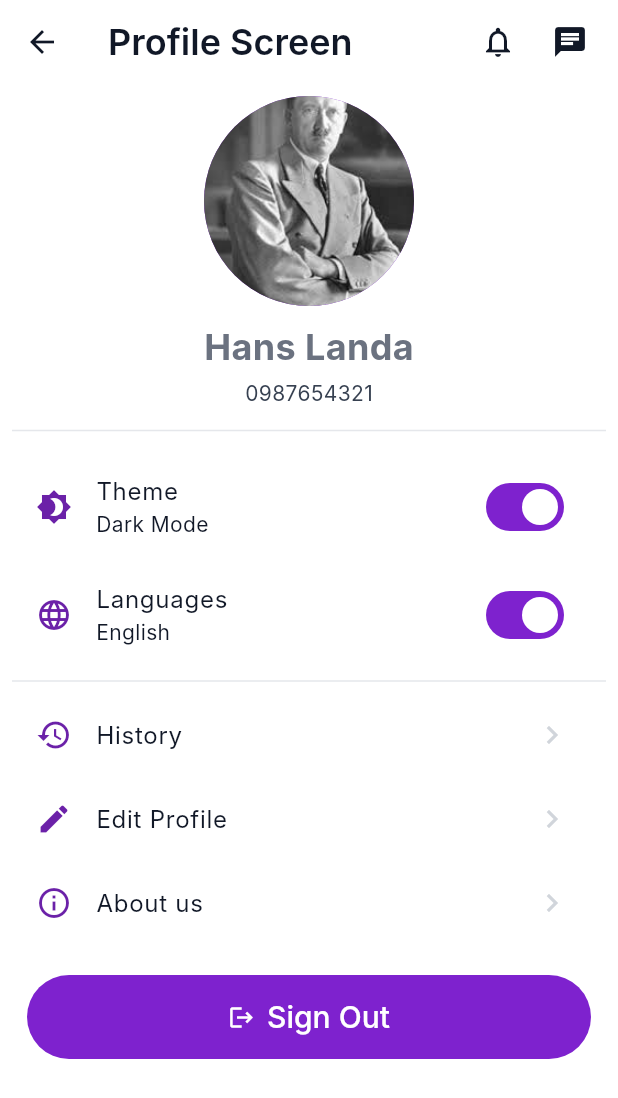
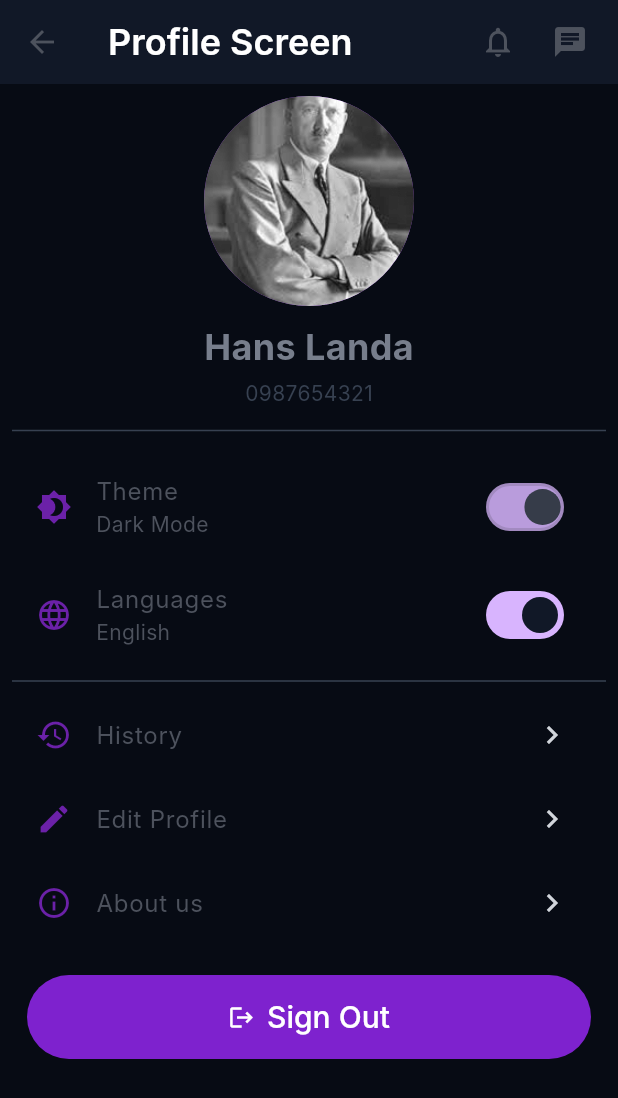
Before and after one commit to Mohakerdi/AlMekhtar, a Flutter app: the ProfileScreen screen opened directly, after a tap on "Theme", on a phone screen of 412 x 824 dp. Shown: the top 1098 px of the screen. Run offline on Flutter 3.47's test engine with Material 3 defaults, Android fonts, the phone set to English and light mode, and no system bars; our stand-ins replace carousel_slider, dio, flutter_bloc, flutter_feather_icons, font_awesome_flutter, image_picker and 6 more; accounts and stored records are empty; Roboto replaces fonts that are missing (Inter).

Commit message:
refactored couple of things, added the logic of theme change

```diff
--- a/lib/Features/auth/screens/login_screen.dart
+++ b/lib/Features/auth/screens/login_screen.dart
@@ -1,7 +1,7 @@
 import 'package:flutter/material.dart';
 import 'package:flutter_bloc/flutter_bloc.dart';
-import 'package:mabeet/Features/user/tabs.dart';
-import 'package:mabeet/core/theme/app_colors.dart';
+import '../../user/tabs.dart';
+import '../../../core/theme/app_colors.dart';
 import '../services/cubit/user_state.dart';
 import '../services/cubit/user_cubit.dart';
 import 'create_account_screen.dart';
--- a/lib/Features/user/bookings/screens/bookings_screen.dart
+++ b/lib/Features/user/bookings/screens/bookings_screen.dart
@@ -1,5 +1,6 @@
 import 'package:flutter/material.dart';
 import 'package:mabeet/Features/user/bookings/widgets/booking_property.dart';
+import 'package:mabeet/Features/user/home/widgets/CustomAppBar.dart';
 import 'package:mabeet/data/repos/dummy_properties.dart';
 
 class BookingsScreen extends StatelessWidget {
@@ -8,6 +9,7 @@ class BookingsScreen extends StatelessWidget {
   @override
   Widget build(BuildContext context) {
     return Scaffold(
+      appBar: CustomAppBar(titleText: 'Bookings'),
       body: ListView.builder(
         padding: const EdgeInsets.all(16),
         itemCount: dummyProperties.length,
--- a/lib/Features/user/favorites/screens/favorites_screen.dart
+++ b/lib/Features/user/favorites/screens/favorites_screen.dart
@@ -1,5 +1,6 @@
 import 'package:flutter/material.dart';
 import 'package:mabeet/Features/user/favorites/widgets/favorites_property.dart';
+import 'package:mabeet/Features/user/home/widgets/CustomAppBar.dart';
 import 'package:mabeet/data/repos/dummy_properties.dart';
 
 class FavoritesScreen extends StatelessWidget {
@@ -8,6 +9,7 @@ class FavoritesScreen extends StatelessWidget {
   @override
   Widget build(BuildContext context) {
     return Scaffold(
+      appBar: CustomAppBar(titleText: 'Favorites'),
       body: ListView.builder(
         padding: const EdgeInsets.all(16),
         itemCount: dummyProperties.length,
--- a/lib/Features/user/profile/screens/main_profile/screens/profile_screen.dart
+++ b/lib/Features/user/profile/screens/main_profile/screens/profile_screen.dart
@@ -1,9 +1,14 @@
 import 'package:flutter/material.dart';
-import 'package:mabeet/Features/user/home/widgets/CustomAppBar.dart';
-import 'package:mabeet/Features/user/profile/screens/About%20us/screens/about_us_screen.dart';
-import 'package:mabeet/Features/user/profile/screens/Editprofile/screens/edit_profile_screen.dart';
-import 'package:mabeet/Features/user/profile/screens/history/screens/history_screen.dart';
-import 'package:mabeet/Features/user/profile/screens/main_profile/widgets/profile_body_widget.dart';
+import 'package:flutter_bloc/flutter_bloc.dart';
+import '../../../../home/widgets/CustomAppBar.dart';
+import '../../About%20us/screens/about_us_screen.dart';
+import '../../Editprofile/screens/edit_profile_screen.dart';
+import '../../history/screens/history_screen.dart';
+import '../widgets/profile_body_widget.dart';
+import '../../../../../../core/theme/bloc/theme_state.dart';
+
+import '../../../../../../core/theme/bloc/theme_bloc.dart';
+import '../../../../../../core/theme/bloc/theme_event.dart';
 
 class ProfileScreen extends StatefulWidget {
   const ProfileScreen({super.key});
@@ -13,8 +18,60 @@ class ProfileScreen extends StatefulWidget {
 }
 
 class _ProfileScreenState extends State<ProfileScreen> {
-  bool _isDarkTheme = false;
   bool _isEnglish = true;
+
+  @override
+  Widget build(BuildContext context) {
+    return BlocBuilder<ThemeBloc, ThemeState>(
+      builder: (context, state) {
+        final isDark = state.themeMode == ThemeMode.dark;
+        return Scaffold(
+          appBar: CustomAppBar(titleText: 'Profile Screen'),
+          body: ProfileBodyWidget(
+            isDarkTheme: isDark,
+            isEnglish: _isEnglish,
+            onThemeChanged: (val) => _handleThemeChange(),
+            onLanguageChanged: (val) => setState(() => _isEnglish = val),
+            onNavigate: _navigateTo,
+            onSignOut: _signOut,
+          ),
+        );
+      },
+    );
+  }
+
+  void _handleThemeChange() async {
+    final themeBloc = context.read<ThemeBloc>();
+    final screenContext = context;
+    showDialog(
+      context: screenContext,
+      barrierDismissible: false,
+      builder: (context) {
+        final currentThemeMode = themeBloc.state.themeMode;
+        final nextThemeName = (currentThemeMode == ThemeMode.dark)
+            ? 'Light'
+            : 'Dark';
+
+        return AlertDialog(
+          content: Row(
+            mainAxisSize: MainAxisSize.min,
+            children: [
+              const CircularProgressIndicator(),
+              const SizedBox(width: 20),
+              Text('Changing to $nextThemeName Theme...'),
+            ],
+          ),
+        );
+      },
+    );
+    await Future.delayed(const Duration(milliseconds: 1000));
+    if (mounted) {
+      Navigator.of(screenContext, rootNavigator: true).pop();
+    }
+    if (mounted) {
+      themeBloc.add(ToggleTheme());
+    }
+  }
 
   void _navigateTo(String title) {
     Widget screen;
@@ -39,19 +96,4 @@ class _ProfileScreenState extends State<ProfileScreen> {
       const SnackBar(content: Text('User signed out successfully! (Demo)')),
     );
   }
-
-  @override
-  Widget build(BuildContext context) {
-    return Scaffold(
-      appBar: CustomAppBar(titleText: 'Profile Screen'),
-      body: ProfileBodyWidget(
-        isDarkTheme: _isDarkTheme,
-        isEnglish: _isEnglish,
-        onThemeChanged: (val) => setState(() => _isDarkTheme = val),
-        onLanguageChanged: (val) => setState(() => _isEnglish = val),
-        onNavigate: _navigateTo,
-        onSignOut: _signOut,
-      ),
-    );
-  }
 }
--- a/lib/Features/user/rentals/screens/add_property_screen.dart
+++ b/lib/Features/user/rentals/screens/add_property_screen.dart
@@ -18,7 +18,6 @@ class _AddPropertyScreenState extends State<AddPropertyScreen> {
   Widget build(BuildContext context) {
     return Scaffold(
       appBar: AppBar(
-        automaticallyImplyLeading: false,
         title: Text("Add new property"),
         actions: [
           IconButton(
--- a/lib/Features/user/rentals/screens/rentals_screen.dart
+++ b/lib/Features/user/rentals/screens/rentals_screen.dart
@@ -1,4 +1,5 @@
 import 'package:flutter/material.dart';
+import 'package:mabeet/Features/user/home/widgets/CustomAppBar.dart';
 import 'package:mabeet/Features/user/rentals/screens/add_property_screen.dart';
 import 'package:mabeet/Features/user/rentals/widgets/rentals_property.dart';
 import 'package:mabeet/data/repos/dummy_properties.dart';
@@ -9,6 +10,7 @@ class RentalsScreen extends StatelessWidget {
   @override
   Widget build(BuildContext context) {
     return Scaffold(
+      appBar: CustomAppBar(titleText: 'Rentals'),
       body: ListView.builder(
         padding: const EdgeInsets.all(16),
         itemCount: dummyProperties.length,
--- /dev/null
+++ b/lib/core/theme/bloc/theme_bloc.dart
@@ -0,0 +1,33 @@
+import 'package:flutter_bloc/flutter_bloc.dart';
+import 'package:flutter/material.dart';
+import '../../../data/repos/theme_repo.dart';
+import 'theme_event.dart';
+import 'theme_state.dart';
+
+class ThemeBloc extends Bloc<ThemeEvent, ThemeState> {
+  ThemeBloc() : super(const ThemeInitial()) {
+    on<LoadTheme>(_onLoadTheme);
+    on<ToggleTheme>(_onToggleTheme);
+    add(LoadTheme());
+  }
+
+  final _repo = ThemeRepo();
+
+  Future<void> _onLoadTheme(LoadTheme event, Emitter<ThemeState> emit) async {
+    final savedTheme = await _repo.loadTheme();
+    emit(ThemeState(savedTheme));
+  }
+
+  Future<void> _onToggleTheme(
+    ToggleTheme event,
+    Emitter<ThemeState> emit,
+  ) async {
+    ThemeMode newMode = (state.themeMode == ThemeMode.dark)
+        ? ThemeMode.light
+        : ThemeMode.dark;
+
+    await _repo.saveTheme(newMode);
+    emit(state.copyWith(themeMode: newMode));
+    print('Theme toggled to: $newMode');
+  }
+}
--- /dev/null
+++ b/lib/core/theme/bloc/theme_event.dart
@@ -0,0 +1,12 @@
+import 'package:flutter/material.dart';
+
+@immutable
+abstract class ThemeEvent {}
+
+class LoadTheme extends ThemeEvent {}
+
+class ToggleTheme extends ThemeEvent {
+  final ThemeMode? themeMode;
+
+  ToggleTheme({this.themeMode});
+}
--- /dev/null
+++ b/lib/core/theme/bloc/theme_state.dart
@@ -0,0 +1,16 @@
+import 'package:flutter/material.dart';
+
+@immutable
+class ThemeState {
+  final ThemeMode themeMode;
+
+  const ThemeState(this.themeMode);
+
+  ThemeState copyWith({ThemeMode? themeMode}) {
+    return ThemeState(themeMode ?? this.themeMode);
+  }
+}
+
+class ThemeInitial extends ThemeState {
+  const ThemeInitial() : super(ThemeMode.system);
+}
--- /dev/null
+++ b/lib/data/repos/theme_repo.dart
@@ -0,0 +1,23 @@
+import 'package:shared_preferences/shared_preferences.dart';
+import 'package:flutter/material.dart';
+
+class ThemeRepo {
+  static const _key = 'theme_mode';
+
+  Future<void> saveTheme(ThemeMode mode) async {
+    final prefs = await SharedPreferences.getInstance();
+    prefs.setString(_key, mode.name);
+  }
+
+  Future<ThemeMode> loadTheme() async {
+    final prefs = await SharedPreferences.getInstance();
+    final themeName = prefs.getString(_key);
+
+    if (themeName == null) return ThemeMode.system;
+
+    return ThemeMode.values.firstWhere(
+          (e) => e.name == themeName,
+      orElse: () => ThemeMode.system,
+    );
+  }
+}
--- a/lib/main.dart
+++ b/lib/main.dart
@@ -1,6 +1,9 @@
 import 'package:dio/dio.dart';
 import 'package:flutter/material.dart';
 import 'package:flutter_bloc/flutter_bloc.dart';
+import 'package:mabeet/Features/splash/splash_screen_handler.dart';
+import 'package:mabeet/core/theme/bloc/theme_bloc.dart';
+import 'package:mabeet/core/theme/bloc/theme_state.dart';
 import 'Features/auth/screens/on_boarding_screen.dart';
 import 'package:flutter/services.dart';
 import 'core/api/dio_consumer.dart';
@@ -12,12 +15,13 @@ import 'Features/auth/services/cubit/user_cubit.dart';
 void main() {
   WidgetsFlutterBinding.ensureInitialized();
   CacheHelper().init();
-  SystemChrome.setPreferredOrientations([DeviceOrientation.portraitUp]).then((
-    _,
-  ) {
+  SystemChrome.setPreferredOrientations([DeviceOrientation.portraitUp]).then((_,) {
     runApp(
-      BlocProvider(
-        create: (context) => UserCubit(DioConsumer(dio: Dio())),
+      MultiBlocProvider(
+        providers: [
+          BlocProvider<UserCubit>(create: (context) => UserCubit(DioConsumer(dio: Dio())),),
+          BlocProvider<ThemeBloc>(create: (context) => ThemeBloc()),
+        ],
         child: const MyApp(),
       ),
     );
@@ -29,12 +33,16 @@ class MyApp extends StatelessWidget {
 
   @override
   Widget build(BuildContext context) {
-    return MaterialApp(
-      debugShowCheckedModeBanner: false,
-      theme: AppTheme.light,
-      darkTheme: AppTheme.light,
-      home: OnboardingScreen(),
-      themeMode: ThemeMode.light,
+    return BlocBuilder<ThemeBloc, ThemeState>(
+      builder: (context, state) {
+        return MaterialApp(
+          debugShowCheckedModeBanner: false,
+          theme: AppTheme.light,
+          darkTheme: AppTheme.dark,
+          home: SplashHandler(),
+          themeMode: state.themeMode,
+        );
+      },
     );
   }
 }
```
